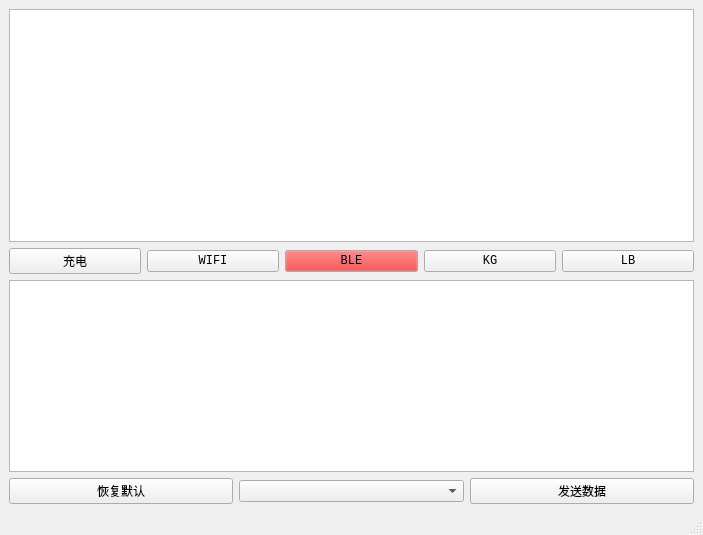
junglefive/S9_LedMapping, file S9LedMapping.ui: the form before one commit.
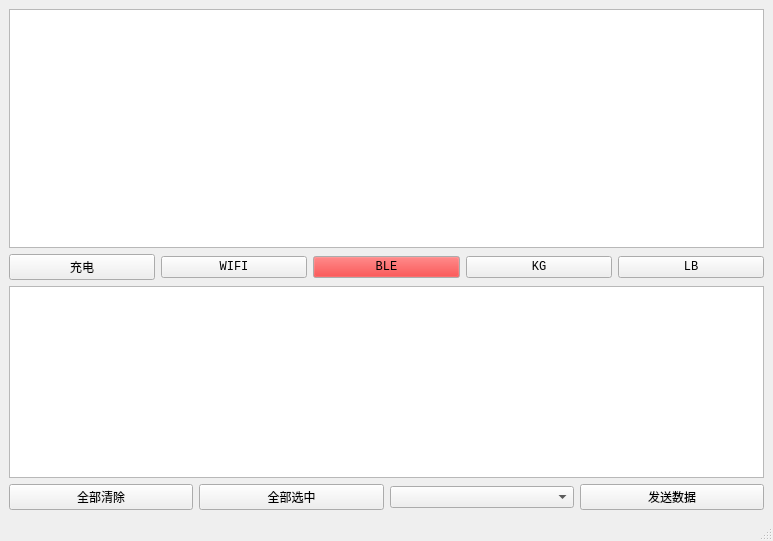
The form after the commit.

What changed in the file:
```diff
--- a/S9LedMapping.ui
+++ b/S9LedMapping.ui
@@ -12,8 +12,8 @@
    <rect>
     <x>0</x>
     <y>0</y>
-    <width>703</width>
-    <height>535</height>
+    <width>773</width>
+    <height>541</height>
    </rect>
   </property>
   <property name="font">
@@ -113,7 +113,7 @@
             </property>
             <property name="font">
              <font>
-              <pointsize>8</pointsize>
+              <pointsize>10</pointsize>
              </font>
             </property>
            </widget>
@@ -199,7 +199,14 @@
             <item>
              <widget class="QPushButton" name="btn_reset">
               <property name="text">
-               <string>恢复默认</string>
+               <string>全部清除</string>
+              </property>
+             </widget>
+            </item>
+            <item>
+             <widget class="QPushButton" name="btn_set_all">
+              <property name="text">
+               <string>全部选中</string>
               </property>
              </widget>
             </item>
```
Left out of the diff: 2 changed lines with no effect on the pictures.
